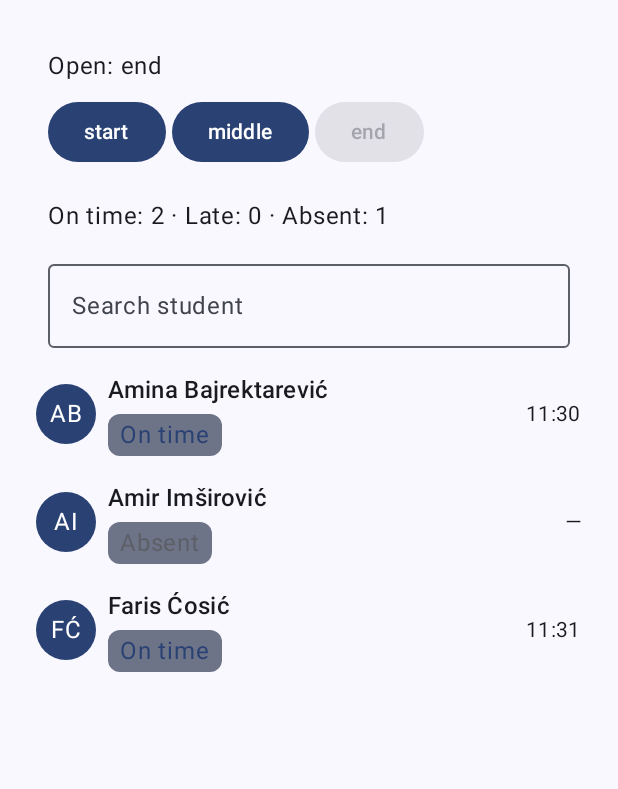
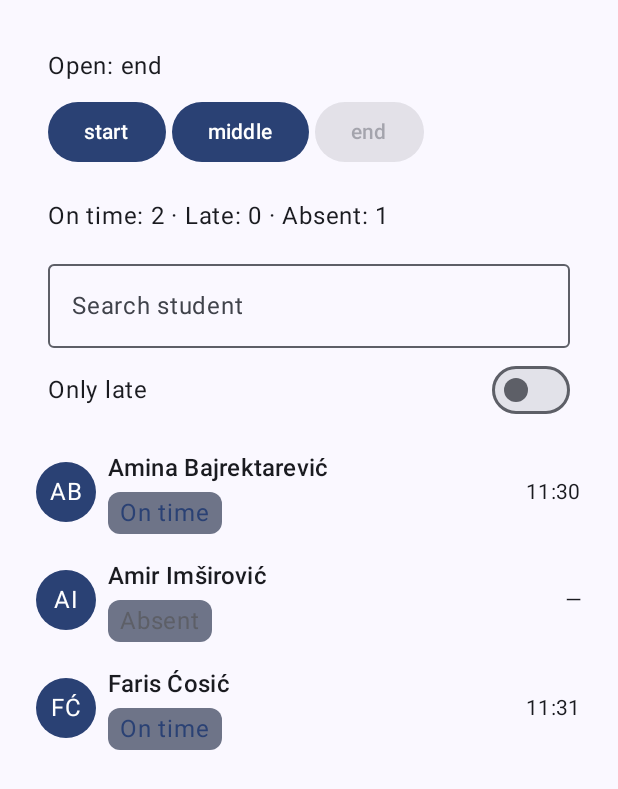
Before and after one commit to almedinmesic-fet/labRMAS, an Android app built with Jetpack Compose: the screen it shows after launch (MainActivity), after a tap on "end", on a phone screen of 412 x 824 dp. Shown: the top 789 px of the screen. Run offline under Robolectric (Android 15) with nearby library versions, the phone set to English and light mode, and no system bars.

Commit message:
lab 5-dio 2

```diff
--- a/app/src/main/java/ba/untz/attendance1/MainActivity.kt
+++ b/app/src/main/java/ba/untz/attendance1/MainActivity.kt
@@ -19,12 +19,14 @@ import androidx.compose.foundation.layout.padding
 import androidx.compose.foundation.layout.size
 import androidx.compose.foundation.layout.width
 import androidx.compose.foundation.rememberScrollState
+import androidx.compose.foundation.selection.toggleable
 import androidx.compose.foundation.shape.CircleShape
 import androidx.compose.foundation.verticalScroll
 import androidx.compose.material3.Button
 import androidx.compose.material3.MaterialTheme
 import androidx.compose.material3.OutlinedTextField
 import androidx.compose.material3.Surface
+import androidx.compose.material3.Switch
 import androidx.compose.material3.Text
 import androidx.compose.runtime.Composable
 import androidx.compose.runtime.getValue
@@ -36,6 +38,7 @@ import androidx.compose.ui.Alignment
 import androidx.compose.ui.Modifier
 import androidx.compose.ui.draw.clip
 import androidx.compose.ui.graphics.Color
+import androidx.compose.ui.semantics.Role
 import androidx.compose.ui.tooling.preview.Preview
 import androidx.compose.ui.unit.dp
 import ba.untz.attendance1.ui.theme.Attendance1Theme
@@ -103,6 +106,34 @@ fun SearchField(
         singleLine = true,
         modifier = modifier.fillMaxWidth()
     )
+}
+
+@Composable
+fun LateOnlySwitch(
+    onlyLate: Boolean,
+    onOnlyLateChange: (Boolean) -> Unit,
+    modifier: Modifier = Modifier
+) {
+    Row(
+        modifier = modifier
+            .fillMaxWidth()
+            .toggleable(
+                value = onlyLate,
+                role = Role.Switch,
+                onValueChange = onOnlyLateChange
+            )
+            .padding(vertical = 8.dp),
+        verticalAlignment = Alignment.CenterVertically
+    ) {
+        Text(
+            text = "Only late",
+            modifier = Modifier.weight(1f)
+        )
+        Switch(
+            checked = onlyLate,
+            onCheckedChange = null
+        )
+    }
 }
 
 @Composable
@@ -254,6 +285,7 @@ fun ProfessorScreen(modifier: Modifier = Modifier) {
     var openWindow by rememberSaveable { mutableStateOf<Window?>(null) }
     var checkIns by remember { mutableStateOf(sampleCheckIns) }
     var query by rememberSaveable { mutableStateOf("") }
+    var onlyLate by rememberSaveable { mutableStateOf(false) }
 
     Column(
         modifier = modifier
@@ -286,10 +318,21 @@ fun ProfessorScreen(modifier: Modifier = Modifier) {
                 modifier = Modifier.padding(horizontal = 16.dp)
             )
 
+            Spacer(modifier = Modifier.height(4.dp))
+
+            LateOnlySwitch(
+                onlyLate = onlyLate,
+                onOnlyLateChange = { onlyLate = it },
+                modifier = Modifier.padding(horizontal = 16.dp)
+            )
+
             Spacer(modifier = Modifier.height(8.dp))
 
-            val filteredCheckIns = activeCheckIns.filter {
-                it.student.name.contains(query, ignoreCase = true)
+
+            val filteredCheckIns = activeCheckIns.filter { checkIn ->
+                val matchesQuery = checkIn.student.name.contains(query, ignoreCase = true)
+                val matchesLate = !onlyLate || checkIn.status is CheckInStatus.Late
+                matchesQuery && matchesLate
             }
 
             if (filteredCheckIns.isEmpty()) {
@@ -329,6 +372,34 @@ fun SearchFieldPreview() {
                 query = "ami",
                 onQueryChange = {},
                 modifier = Modifier.padding(16.dp)
+            )
+        }
+    }
+}
+
+@Preview(name = "LateOnlySwitch - On", showBackground = true)
+@Composable
+fun LateOnlySwitchOnPreview() {
+    Attendance1Theme {
+        Surface {
+            LateOnlySwitch(
+                onlyLate = true,
+                onOnlyLateChange = {},
+                modifier = Modifier.padding(horizontal = 16.dp)
+            )
+        }
+    }
+}
+
+@Preview(name = "LateOnlySwitch - Off", showBackground = true)
+@Composable
+fun LateOnlySwitchOffPreview() {
+    Attendance1Theme {
+        Surface {
+            LateOnlySwitch(
+                onlyLate = false,
+                onOnlyLateChange = {},
+                modifier = Modifier.padding(horizontal = 16.dp)
             )
         }
     }
```
